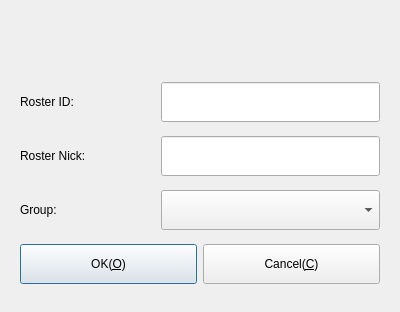
Qt form Widgets/DlgAddRoster/DlgAddRoster.ui (KangLin/RabbitIm) before a commit.
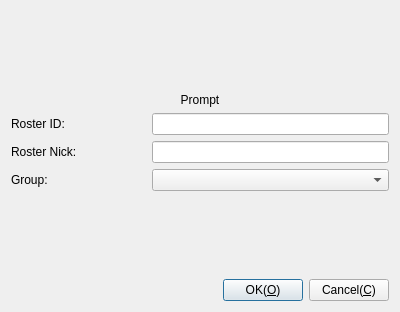
The same form after that commit. Icons and pictures are not drawn.

The edit to the form file:
```diff
--- a/Widgets/DlgAddRoster/DlgAddRoster.ui
+++ b/Widgets/DlgAddRoster/DlgAddRoster.ui
@@ -29,32 +29,24 @@
    <iconset resource="../../Resource/Resource.qrc">
     <normaloff>:/icon/AppIcon</normaloff>:/icon/AppIcon</iconset>
   </property>
-  <layout class="QGridLayout" name="gridLayout_2">
-   <item row="0" column="0">
-    <widget class="QWidget" name="widget" native="true">
-     <property name="sizePolicy">
-      <sizepolicy hsizetype="Preferred" vsizetype="Fixed">
-       <horstretch>0</horstretch>
-       <verstretch>0</verstretch>
-      </sizepolicy>
-     </property>
-     <property name="minimumSize">
-      <size>
-       <width>0</width>
-       <height>290</height>
-      </size>
-     </property>
-     <property name="maximumSize">
-      <size>
-       <width>16777215</width>
-       <height>290</height>
-      </size>
-     </property>
      <layout class="QGridLayout" name="gridLayout">
       <item row="0" column="0">
+    <spacer name="verticalSpacer">
+     <property name="orientation">
+      <enum>Qt::Vertical</enum>
+     </property>
+     <property name="sizeHint" stdset="0">
+      <size>
+       <width>20</width>
+       <height>74</height>
+      </size>
+     </property>
+    </spacer>
+   </item>
+   <item row="1" column="0" colspan="2">
        <widget class="QLabel" name="lbPrompt">
         <property name="sizePolicy">
-         <sizepolicy hsizetype="Preferred" vsizetype="Fixed">
+      <sizepolicy hsizetype="Preferred" vsizetype="Preferred">
           <horstretch>0</horstretch>
           <verstretch>0</verstretch>
          </sizepolicy>
@@ -62,30 +54,30 @@
         <property name="minimumSize">
          <size>
           <width>0</width>
-          <height>40</height>
+       <height>0</height>
          </size>
         </property>
         <property name="maximumSize">
          <size>
           <width>16777215</width>
-          <height>40</height>
+       <height>16777215</height>
          </size>
         </property>
         <property name="text">
-         <string/>
+      <string>Prompt</string>
         </property>
         <property name="alignment">
          <set>Qt::AlignCenter</set>
         </property>
        </widget>
       </item>
-      <item row="1" column="0">
+   <item row="2" column="0" colspan="2">
        <layout class="QHBoxLayout" name="horizontalLayout">
         <item>
          <widget class="QLabel" name="label">
           <property name="sizePolicy">
-           <sizepolicy hsizetype="Fixed" vsizetype="Preferred">
-            <horstretch>0</horstretch>
+        <sizepolicy hsizetype="Preferred" vsizetype="Preferred">
+         <horstretch>1</horstretch>
             <verstretch>0</verstretch>
            </sizepolicy>
           </property>
@@ -97,7 +89,7 @@
           </property>
           <property name="maximumSize">
            <size>
-            <width>135</width>
+         <width>16777215</width>
             <height>16777215</height>
            </size>
           </property>
@@ -108,29 +100,35 @@
         </item>
         <item>
          <widget class="QLineEdit" name="txtJID">
+       <property name="sizePolicy">
+        <sizepolicy hsizetype="Preferred" vsizetype="Preferred">
+         <horstretch>3</horstretch>
+         <verstretch>0</verstretch>
+        </sizepolicy>
+       </property>
           <property name="minimumSize">
            <size>
             <width>0</width>
-            <height>40</height>
+         <height>0</height>
            </size>
           </property>
           <property name="maximumSize">
            <size>
             <width>16777215</width>
-            <height>40</height>
+         <height>16777215</height>
            </size>
           </property>
          </widget>
         </item>
        </layout>
       </item>
-      <item row="2" column="0">
+   <item row="3" column="0" colspan="2">
        <layout class="QHBoxLayout" name="horizontalLayout_4">
         <item>
          <widget class="QLabel" name="label_2">
           <property name="sizePolicy">
-           <sizepolicy hsizetype="Fixed" vsizetype="Preferred">
-            <horstretch>0</horstretch>
+        <sizepolicy hsizetype="Preferred" vsizetype="Preferred">
+         <horstretch>1</horstretch>
             <verstretch>0</verstretch>
            </sizepolicy>
           </property>
@@ -142,7 +140,7 @@
           </property>
           <property name="maximumSize">
            <size>
-            <width>135</width>
+         <width>16777215</width>
             <height>16777215</height>
            </size>
           </property>
@@ -153,29 +151,35 @@
         </item>
         <item>
          <widget class="QLineEdit" name="txtNick">
+       <property name="sizePolicy">
+        <sizepolicy hsizetype="Preferred" vsizetype="Preferred">
+         <horstretch>3</horstretch>
+         <verstretch>0</verstretch>
+        </sizepolicy>
+       </property>
           <property name="minimumSize">
            <size>
             <width>0</width>
-            <height>40</height>
+         <height>0</height>
            </size>
           </property>
           <property name="maximumSize">
            <size>
             <width>16777215</width>
-            <height>40</height>
+         <height>16777215</height>
            </size>
           </property>
          </widget>
         </item>
        </layout>
       </item>
-      <item row="3" column="0">
+   <item row="4" column="0" colspan="2">
        <layout class="QHBoxLayout" name="horizontalLayout_2">
         <item>
          <widget class="QLabel" name="label_3">
           <property name="sizePolicy">
-           <sizepolicy hsizetype="Fixed" vsizetype="Preferred">
-            <horstretch>0</horstretch>
+        <sizepolicy hsizetype="Preferred" vsizetype="Preferred">
+         <horstretch>1</horstretch>
             <verstretch>0</verstretch>
            </sizepolicy>
           </property>
@@ -187,7 +191,7 @@
           </property>
           <property name="maximumSize">
            <size>
-            <width>135</width>
+         <width>16777215</width>
             <height>16777215</height>
            </size>
           </property>
@@ -199,35 +203,61 @@
         <item>
          <widget class="QComboBox" name="txtGroup">
           <property name="sizePolicy">
-           <sizepolicy hsizetype="Expanding" vsizetype="Fixed">
-            <horstretch>0</horstretch>
+        <sizepolicy hsizetype="Preferred" vsizetype="Preferred">
+         <horstretch>3</horstretch>
             <verstretch>0</verstretch>
            </sizepolicy>
           </property>
           <property name="minimumSize">
            <size>
             <width>0</width>
-            <height>40</height>
+         <height>0</height>
            </size>
           </property>
          </widget>
         </item>
        </layout>
       </item>
-      <item row="4" column="0">
+   <item row="5" column="1">
+    <spacer name="verticalSpacer_2">
+     <property name="orientation">
+      <enum>Qt::Vertical</enum>
+     </property>
+     <property name="sizeHint" stdset="0">
+      <size>
+       <width>20</width>
+       <height>74</height>
+      </size>
+     </property>
+    </spacer>
+   </item>
+   <item row="6" column="0" colspan="2">
        <layout class="QHBoxLayout" name="horizontalLayout_3">
+     <item>
+      <spacer name="horizontalSpacer">
+       <property name="orientation">
+        <enum>Qt::Horizontal</enum>
+       </property>
+       <property name="sizeHint" stdset="0">
+        <size>
+         <width>40</width>
+         <height>20</height>
+        </size>
+       </property>
+      </spacer>
+     </item>
         <item>
          <widget class="QPushButton" name="pbOk">
           <property name="sizePolicy">
-           <sizepolicy hsizetype="Preferred" vsizetype="Fixed">
+        <sizepolicy hsizetype="Preferred" vsizetype="Preferred">
             <horstretch>0</horstretch>
             <verstretch>0</verstretch>
            </sizepolicy>
           </property>
           <property name="minimumSize">
            <size>
-            <width>120</width>
-            <height>40</height>
+         <width>0</width>
+         <height>0</height>
            </size>
           </property>
           <property name="toolTip">
@@ -245,15 +275,15 @@
         <item>
          <widget class="QPushButton" name="pbCancel">
           <property name="sizePolicy">
-           <sizepolicy hsizetype="Preferred" vsizetype="Fixed">
+        <sizepolicy hsizetype="Preferred" vsizetype="Preferred">
             <horstretch>0</horstretch>
             <verstretch>0</verstretch>
            </sizepolicy>
           </property>
           <property name="minimumSize">
            <size>
-            <width>120</width>
-            <height>40</height>
+         <width>0</width>
+         <height>0</height>
            </size>
           </property>
           <property name="toolTip">
@@ -271,9 +301,14 @@
        </layout>
       </item>
      </layout>
-    </widget>
-   </item>
-  </layout>
+  <zorder>layoutWidget</zorder>
+  <zorder>layoutWidget_2</zorder>
+  <zorder>layoutWidget_3</zorder>
+  <zorder>lbPrompt</zorder>
+  <zorder>layoutWidget_4</zorder>
+  <zorder>verticalSpacer</zorder>
+  <zorder>horizontalSpacer</zorder>
+  <zorder>verticalSpacer_2</zorder>
  </widget>
  <resources>
   <include location="../../Resource/Resource.qrc"/>
```
Lines whose indentation alone changed are shown as unchanged.
